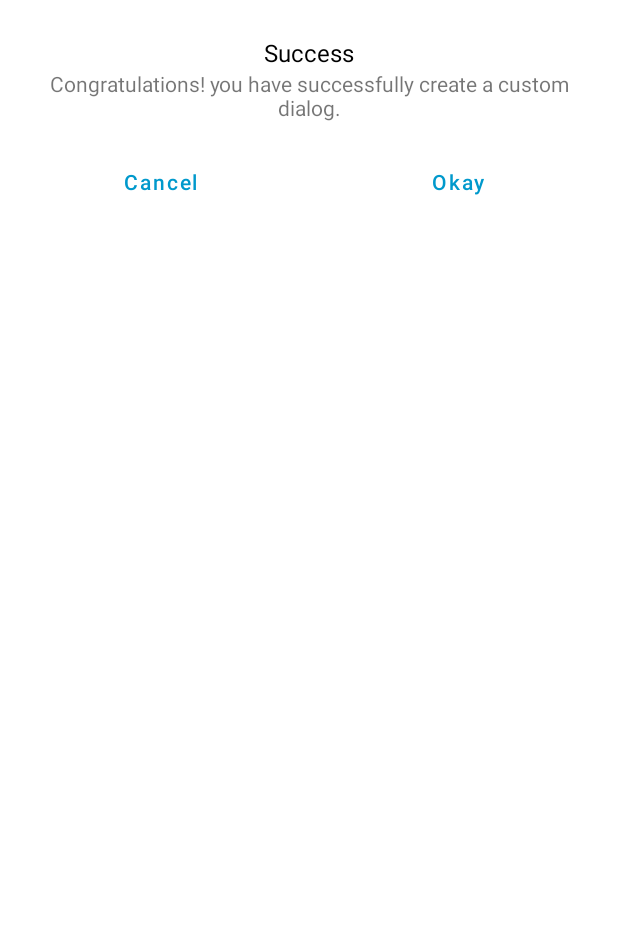
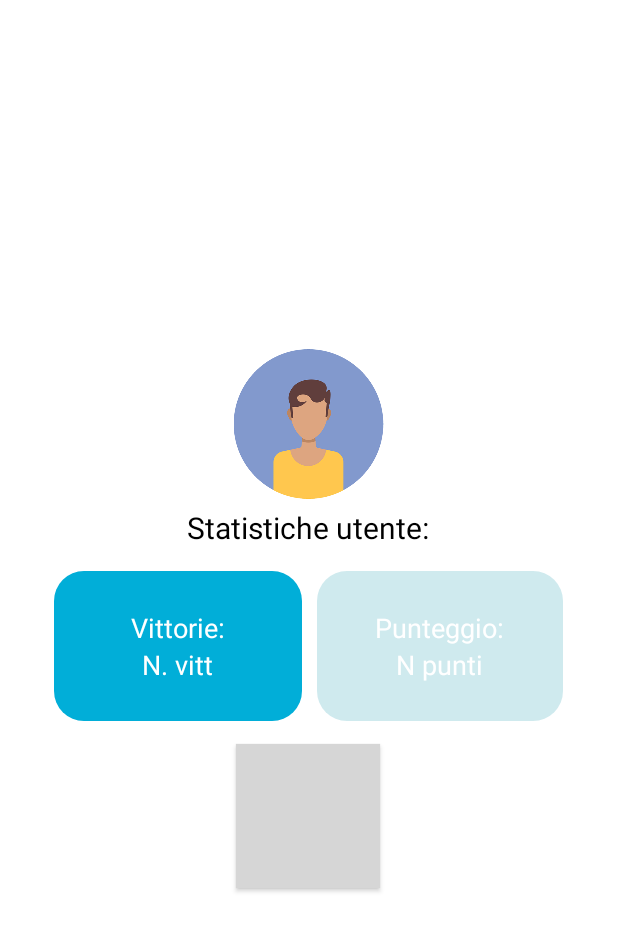
Before and after one commit to HangMan-The-Game/app, an Android app: the layout popup.xml on its own in the app's theme, with its tools: preview values and no code run, on a phone screen of 412 x 824 dp. Shown: the top 931 px of the screen. Run offline under Robolectric (Android 15) with nearby library versions, the phone set to English and light mode, and no system bars; grey boxes are pictures that could not be loaded.

Commit message:
add popuop statistiche to profile
Co-Authored-By: imgaandy <126667123+imgaandy@users.noreply.github.com>

```diff
--- a/app/src/main/java/com/example/hangman/ProfileFragment.java
+++ b/app/src/main/java/com/example/hangman/ProfileFragment.java
@@ -1,14 +1,15 @@
 package com.example.hangman;
 
+import android.app.Dialog;
 import android.content.Intent;
+import android.graphics.Color;
+import android.graphics.drawable.ColorDrawable;
 import android.os.Build;
 import android.os.Bundle;
-
 import androidx.annotation.NonNull;
 import androidx.appcompat.widget.AppCompatButton;
 import androidx.core.content.ContextCompat;
 import androidx.fragment.app.Fragment;
-
 import android.util.Log;
 import android.view.LayoutInflater;
 import android.view.View;
@@ -17,7 +18,6 @@ import android.view.Window;
 import android.view.WindowManager;
 import android.widget.Button;
 import android.widget.TextView;
-
 import com.google.android.gms.tasks.OnFailureListener;
 import com.google.android.gms.tasks.OnSuccessListener;
 import com.google.firebase.auth.FirebaseAuth;
@@ -25,55 +25,19 @@ import com.google.firebase.firestore.DocumentReference;
 import com.google.firebase.firestore.DocumentSnapshot;
 import com.google.firebase.firestore.FirebaseFirestore;
 
-/**
- * A simple {@link Fragment} subclass.
- * Use the {@link ProfileFragment#newInstance} factory method to
- * create an instance of this fragment.
- */
 public class ProfileFragment extends Fragment {
 
-    // TODO: Rename parameter arguments, choose names that match
-    // the fragment initialization parameters, e.g. ARG_ITEM_NUMBER
-    private static final String ARG_PARAM1 = "param1";
-    private static final String ARG_PARAM2 = "param2";
-
-    // TODO: Rename and change types of parameters
-    private String mParam1;
-    private String mParam2;
+    private FirebaseAuth auth;
+    private FirebaseFirestore db = FirebaseFirestore.getInstance();
 
     public ProfileFragment() {
         // Required empty public constructor
     }
 
-    /**
-     * Use this factory method to create a new instance of
-     * this fragment using the provided parameters.
-     *
-     * @param param1 Parameter 1.
-     * @param param2 Parameter 2.
-     * @return A new instance of fragment ProfileFragment.
-     */
-    // TODO: Rename and change types and number of parameters
-    public static ProfileFragment newInstance(String param1, String param2) {
-        ProfileFragment fragment = new ProfileFragment();
-        Bundle args = new Bundle();
-        args.putString(ARG_PARAM1, param1);
-        args.putString(ARG_PARAM2, param2);
-        fragment.setArguments(args);
-        return fragment;
-    }
-
-    FirebaseAuth auth;
-    private FirebaseFirestore db = FirebaseFirestore.getInstance();
-
     @Override
     public void onCreate(Bundle savedInstanceState) {
         super.onCreate(savedInstanceState);
-
-        if (getArguments() != null) {
-            mParam1 = getArguments().getString(ARG_PARAM1);
-            mParam2 = getArguments().getString(ARG_PARAM2);
-        }
+        // Altri codici di inizializzazione...
 
         if (Build.VERSION.SDK_INT >= Build.VERSION_CODES.LOLLIPOP) {
             Window window = getActivity().getWindow();
@@ -87,9 +51,7 @@ public class ProfileFragment extends Fragment {
             systemUiVisibilityFlags |= View.SYSTEM_UI_FLAG_LIGHT_STATUS_BAR;
             decorView.setSystemUiVisibility(systemUiVisibilityFlags);
         }
-
     }
-
 
     private void getUserEmailAndName(final OnSuccessListener<String> emailListener, final OnSuccessListener<String> nameListener, final OnFailureListener failureListener) {
         String uid = FirebaseAuth.getInstance().getCurrentUser().getUid();
@@ -131,7 +93,13 @@ public class ProfileFragment extends Fragment {
         View view = inflater.inflate(R.layout.fragment_profile, container, false);
         Button logoutActivityButton = view.findViewById(R.id.logOutIcon);
         auth = FirebaseAuth.getInstance();
-
+        AppCompatButton popupbutton = view.findViewById(R.id.popupbtn);
+        popupbutton.setOnClickListener(new View.OnClickListener() {
+            @Override
+            public void onClick(View v) {
+                ShowPopup(view); // Chiama il metodo ShowPopup quando il pulsante viene premuto
+            }
+        });
         final TextView emailTextView = view.findViewById(R.id.email);
         final TextView nameTextView = view.findViewById(R.id.username);
 
@@ -155,13 +123,21 @@ public class ProfileFragment extends Fragment {
         return view;
     }
 
-    /*
-    @Override
-    public View onCreateView(LayoutInflater inflater, ViewGroup container,
-                             Bundle savedInstanceState) {
-        // Inflate the layout for this fragment
-        return inflater.inflate(R.layout.fragment_profile, container, false);
+
+    public void ShowPopup(View view) {
+        Dialog myDialog = new Dialog(requireContext());
+        Button btn;
+        myDialog.setContentView(R.layout.popup);
+        btn = (Button) myDialog.findViewById(R.id.chiudipopup);
+
+
+        btn.setOnClickListener(new View.OnClickListener() {
+            @Override
+            public void onClick(View v) {
+                myDialog.dismiss();
+            }
+        });
+        myDialog.getWindow().setBackgroundDrawable(new ColorDrawable(Color.TRANSPARENT));
+        myDialog.show();
     }
-
-     */
 }
--- /dev/null
+++ b/app/src/main/res/drawable/roundpopup.xml
@@ -0,0 +1,8 @@
+<?xml version="1.0" encoding="utf-8"?>
+<shape xmlns:android="http://schemas.android.com/apk/res/android"
+    android:shape="rectangle">
+
+    <solid android:color="@android:color/white" />
+    <corners android:radius="40dp" />
+
+</shape>
--- /dev/null
+++ b/app/src/main/res/drawable/roundpunteggio.xml
@@ -0,0 +1,8 @@
+<?xml version="1.0" encoding="utf-8"?>
+<shape xmlns:android="http://schemas.android.com/apk/res/android"
+    android:shape="rectangle">
+
+    <solid android:color="@color/home_20" />
+    <corners android:radius="20dp" />
+
+</shape>
--- /dev/null
+++ b/app/src/main/res/drawable/roundvittoire.xml
@@ -0,0 +1,8 @@
+<?xml version="1.0" encoding="utf-8"?>
+<shape xmlns:android="http://schemas.android.com/apk/res/android"
+    android:shape="rectangle">
+
+    <solid android:color="@color/primary" />
+    <corners android:radius="20dp" />
+
+</shape>
--- a/app/src/main/res/layout/fragment_profile.xml
+++ b/app/src/main/res/layout/fragment_profile.xml
@@ -43,18 +43,7 @@
                     android:layout_marginTop="10dp"
                     android:src="@drawable/profile_icon"/>
 
-                <androidx.appcompat.widget.AppCompatButton
-                    android:layout_width="wrap_content"
-                    android:layout_height="wrap_content"
-                    android:layout_marginTop="20dp"
-                    android:paddingStart="30dp"
-                    android:id="@+id/popupbtn"
-                    android:layout_gravity="center"
-                    android:background="@drawable/round_back_dark_blue5_15"
-                    android:text="Statistiche"
-                    android:textAllCaps="false"
-                    android:textColor="@color/primary"
-                    android:paddingEnd="30dp"/>
+
 
                 <TextView
                     android:id="@+id/username"
@@ -75,6 +64,20 @@
                     android:textColor="#000000"
                     android:textSize="12sp"
                     android:layout_gravity="center"/>
+
+                <androidx.appcompat.widget.AppCompatButton
+                    android:layout_width="wrap_content"
+                    android:layout_height="wrap_content"
+                    android:layout_marginTop="20dp"
+                    android:paddingStart="30dp"
+                    android:id="@+id/popupbtn"
+                    android:onClick="ShowPopup"
+                    android:layout_gravity="center"
+                    android:background="@drawable/round_back_dark_blue5_15"
+                    android:text="Statistiche"
+                    android:textAllCaps="false"
+                    android:textColor="@color/primary"
+                    android:paddingEnd="30dp"/>
 
                 <!--<androidx.appcompat.widget.AppCompatButton
                     android:layout_width="wrap_content"
--- a/app/src/main/res/layout/popup.xml
+++ b/app/src/main/res/layout/popup.xml
@@ -1,92 +1,97 @@
 <?xml version="1.0" encoding="utf-8"?>
-<androidx.constraintlayout.widget.ConstraintLayout xmlns:android="http://schemas.android.com/apk/res/android"
-    xmlns:app="http://schemas.android.com/apk/res-auto"
-    xmlns:tools="http://schemas.android.com/tools"
-    android:layout_width="match_parent"
-    android:layout_height="wrap_content"
-    android:background="@android:color/white">
+<LinearLayout xmlns:android="http://schemas.android.com/apk/res/android"
+    android:orientation="vertical"
+    android:layout_width="350dp"
+    android:layout_height="400dp"
+    android:background="@drawable/roundpopup"
+    android:padding="5dp"
+    android:layout_gravity="center">
+
+    <LinearLayout
+        android:layout_width="match_parent"
+        android:layout_height="wrap_content"
+        android:orientation="vertical">
+        <ImageView
+            android:layout_width="wrap_content"
+            android:layout_height="100dp"
+            android:src="@drawable/profile_icon"
+            android:layout_gravity="center"
+            android:layout_marginTop="15dp"/>
+
+        <TextView
+            android:layout_width="wrap_content"
+            android:layout_height="wrap_content"
+            android:text="Statistiche utente:"
+            android:textSize="20dp"
+            android:textColor="@color/black"
+            android:layout_gravity="center_horizontal"
+            android:layout_marginTop="5dp"/>
+    </LinearLayout>
+    <LinearLayout
+        android:layout_marginTop="15dp"
+        android:orientation="horizontal"
+        android:layout_width="match_parent"
+        android:layout_height="wrap_content">
+        <LinearLayout
+            android:background="@drawable/roundvittoire"
+            android:gravity="center"
+            android:orientation="vertical"
+            android:layout_weight="1"
+            android:layout_width="1dp"
+            android:layout_height="100dp">
+
+            <TextView
+                android:layout_width="wrap_content"
+                android:layout_height="wrap_content"
+                android:text="Vittorie:"
+                android:textSize="18sp"
+                android:textColor="@color/white"/>
+            <TextView
+                android:id="@+id/nvittorie"
+                android:layout_width="wrap_content"
+                android:layout_height="wrap_content"
+                android:text="N. vitt"
+                android:textSize="18sp"
+                android:textColor="@color/white"/>
+        </LinearLayout>
+        <LinearLayout
+            android:background="@drawable/roundpunteggio"
+            android:gravity="center"
+            android:layout_marginStart="10dp"
+            android:orientation="vertical"
+            android:layout_weight="1"
+            android:layout_width="0dp"
+            android:layout_height="100dp">
+
+            <TextView
+                android:layout_width="wrap_content"
+                android:layout_height="wrap_content"
+                android:text="Punteggio:"
+                android:textSize="18sp"
+                android:textColor="@color/white"/>
+            <TextView
+                android:id="@+id/npunti"
+                android:layout_width="wrap_content"
+                android:layout_height="wrap_content"
+                android:text="N punti"
+                android:textSize="18sp"
+                android:textColor="@color/white"/>
+        </LinearLayout>
 
 
-    <ImageView
-        android:id="@+id/imageView"
+    </LinearLayout>
+
+    <Button
+        android:id="@+id/chiudipopup"
         android:layout_width="wrap_content"
         android:layout_height="wrap_content"
-        android:layout_marginStart="8dp"
-        android:layout_marginTop="16dp"
-        android:layout_marginEnd="8dp"
-        app:layout_constraintEnd_toEndOf="parent"
-        app:layout_constraintStart_toStartOf="parent"
-        app:layout_constraintTop_toTopOf="parent"
-        />
+        android:layout_gravity="center"
+        android:textColor="@color/primary"
+        android:layout_marginTop="15dp"
+         android:background="@drawable/round_back_dark_blue5_15"
+        android:text="chiudi" />
 
-    <TextView
-        android:id="@+id/textView"
-        android:layout_width="wrap_content"
-        android:layout_height="wrap_content"
-        android:layout_marginStart="8dp"
-        android:layout_marginTop="8dp"
-        android:layout_marginEnd="8dp"
-        android:text="Success"
-        android:textColor="@android:color/black"
-        android:textSize="16sp"
-        app:layout_constraintEnd_toEndOf="parent"
-        app:layout_constraintStart_toStartOf="parent"
-        app:layout_constraintTop_toBottomOf="@+id/imageView" />
 
-    <TextView
-        android:id="@+id/textView2"
-        android:layout_width="0dp"
-        android:layout_height="wrap_content"
-        android:layout_marginStart="16dp"
-        android:layout_marginEnd="16dp"
-        android:text="Congratulations! you have successfully create a custom dialog."
-        android:textAlignment="center"
-        app:layout_constraintEnd_toEndOf="parent"
-        app:layout_constraintStart_toStartOf="parent"
-        app:layout_constraintTop_toBottomOf="@+id/textView" />
 
-    <View
-        android:id="@+id/divider"
-        android:layout_width="1dp"
-        android:layout_height="0dp"
-        app:layout_constraintBottom_toBottomOf="parent"
-        app:layout_constraintEnd_toEndOf="parent"
-        app:layout_constraintStart_toStartOf="parent"
-        app:layout_constraintTop_toBottomOf="@+id/textView2" />
 
-    <Button
-        android:id="@+id/btn_cancel"
-        android:layout_width="0dp"
-        android:layout_height="wrap_content"
-        android:layout_marginStart="16dp"
-        android:layout_marginTop="16dp"
-        android:layout_marginEnd="8dp"
-        android:layout_marginBottom="16dp"
-        android:background="@android:color/transparent"
-        android:stateListAnimator="@null"
-        android:text="Cancel"
-        android:textAllCaps="false"
-        android:textColor="@android:color/holo_blue_dark"
-        app:layout_constraintBottom_toBottomOf="parent"
-        app:layout_constraintEnd_toStartOf="@+id/divider"
-        app:layout_constraintStart_toStartOf="parent"
-        app:layout_constraintTop_toBottomOf="@+id/textView2" />
-
-    <Button
-        android:id="@+id/btn_okay"
-        android:layout_width="0dp"
-        android:layout_height="wrap_content"
-        android:layout_marginStart="8dp"
-        android:layout_marginTop="16dp"
-        android:layout_marginEnd="16dp"
-        android:layout_marginBottom="16dp"
-        android:background="@android:color/transparent"
-        android:stateListAnimator="@null"
-        android:text="Okay"
-        android:textAllCaps="false"
-        android:textColor="@android:color/holo_blue_dark"
-        app:layout_constraintBottom_toBottomOf="parent"
-        app:layout_constraintEnd_toEndOf="parent"
-        app:layout_constraintStart_toEndOf="@+id/divider"
-        app:layout_constraintTop_toBottomOf="@+id/textView2" />
-</androidx.constraintlayout.widget.ConstraintLayout>
+</LinearLayout>
```
